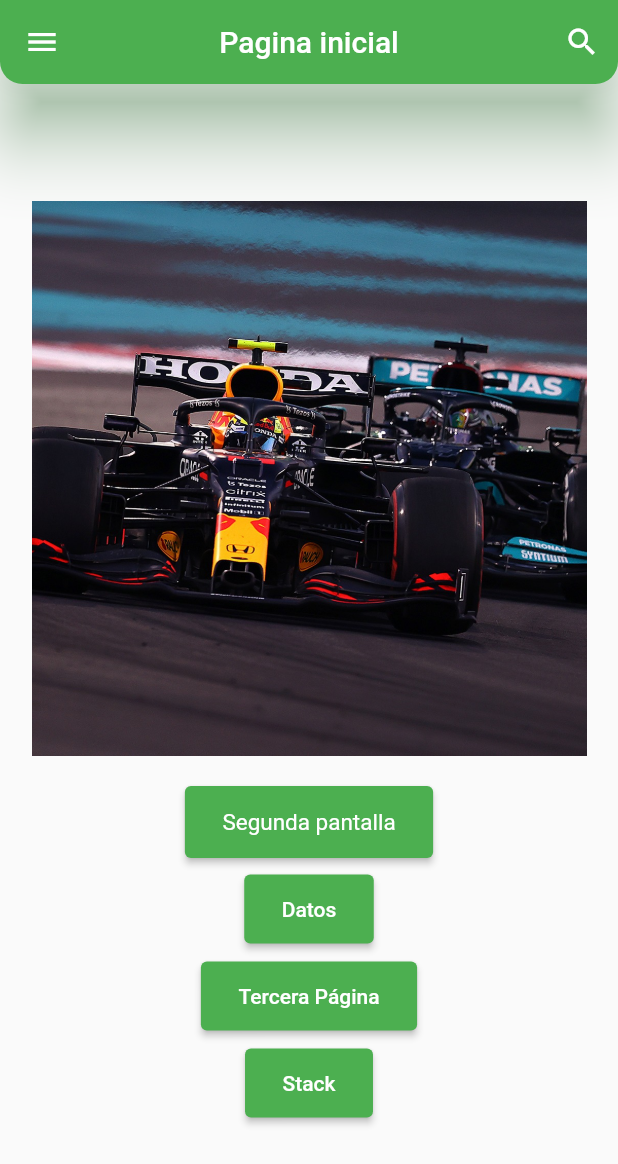
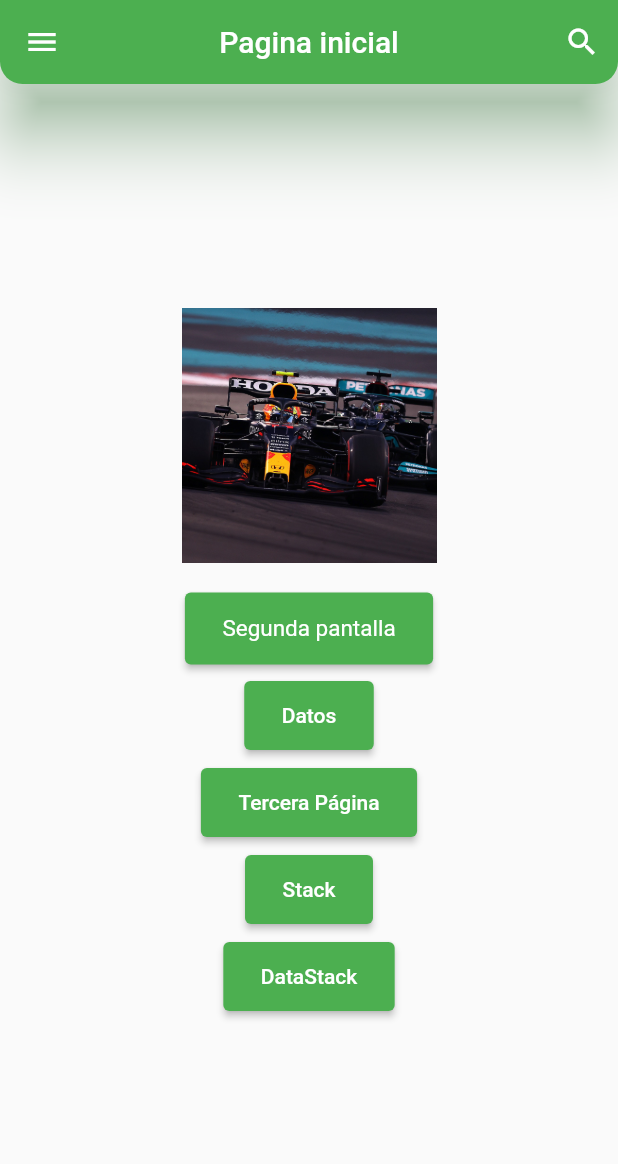
Before and after one commit to Luisfosp00/FLUTTERAPP1, a Flutter app: the screen it shows after launch, on a phone screen of 412 x 824 dp. Shown: the top 1164 px of the screen. Run offline on Flutter 3.47's test engine with Material 2 defaults, Android fonts, the phone set to English and light mode, and no system bars.

Commit message:
Cuarto envio

```diff
--- a/lib/main.dart
+++ b/lib/main.dart
@@ -4,11 +4,14 @@
 //import 'dart:ui';
 
 
+//import 'dart:js';
+
 import 'package:flutter/material.dart';
 import 'screens/dataScreen.dart';
 import 'screens/secondScreen.dart';
 import 'screens/thirdScreen.dart';
 import 'screens/stackScreen.dart';
+import 'screens/dataStackScreen.dart';
 
 void main() {
   runApp(MaterialApp(
@@ -20,7 +23,8 @@ void main() {
       '/second':(context)=> const SecondPage(),
       '/datos':(context)=> const DataPage(),
       '/third':(context)=> const ThirdPage(),
-      '/stack':(context)=> const TestStack()
+      '/stack':(context)=> const TestStack(),
+      '/dataStack':(context)=> const dataStack()
       },
     //home: HomePage(),
   ));
@@ -51,7 +55,7 @@ class HomePage extends StatelessWidget {
             crossAxisAlignment: CrossAxisAlignment.center,
             mainAxisAlignment: MainAxisAlignment.center,
             children: <Widget>[
-            Image.asset("assets/img/RedBull2.jpg", width:370.0),
+            Image.asset("assets/img/RedBull2.jpg", width:170.0),
                SizedBox(height: 20.0),
             ElevatedButton(
               style: ButtonStyle(
@@ -106,6 +110,17 @@ class HomePage extends StatelessWidget {
                 onPressed: (){
                   Navigator.pushNamed(context,'/stack');
               }
+            ),
+            SizedBox(height: 10.0),
+            ElevatedButton(
+              style: ButtonStyle(
+                backgroundColor: MaterialStateProperty.all(Colors.green),
+                padding: MaterialStateProperty.all(EdgeInsets.symmetric(horizontal: 25, vertical: 15)),
+              ),
+              child: const Text('DataStack'),
+                onPressed: (){
+                  Navigator.pushNamed(context,'/dataStack');
+              }
             )
             ],
             ),
```
Also changed, not shown: lib/screens/dataStackScreen.dart (added, +86 -0 lines), lib/screens/stackScreen.dart (+11 -2 lines).
